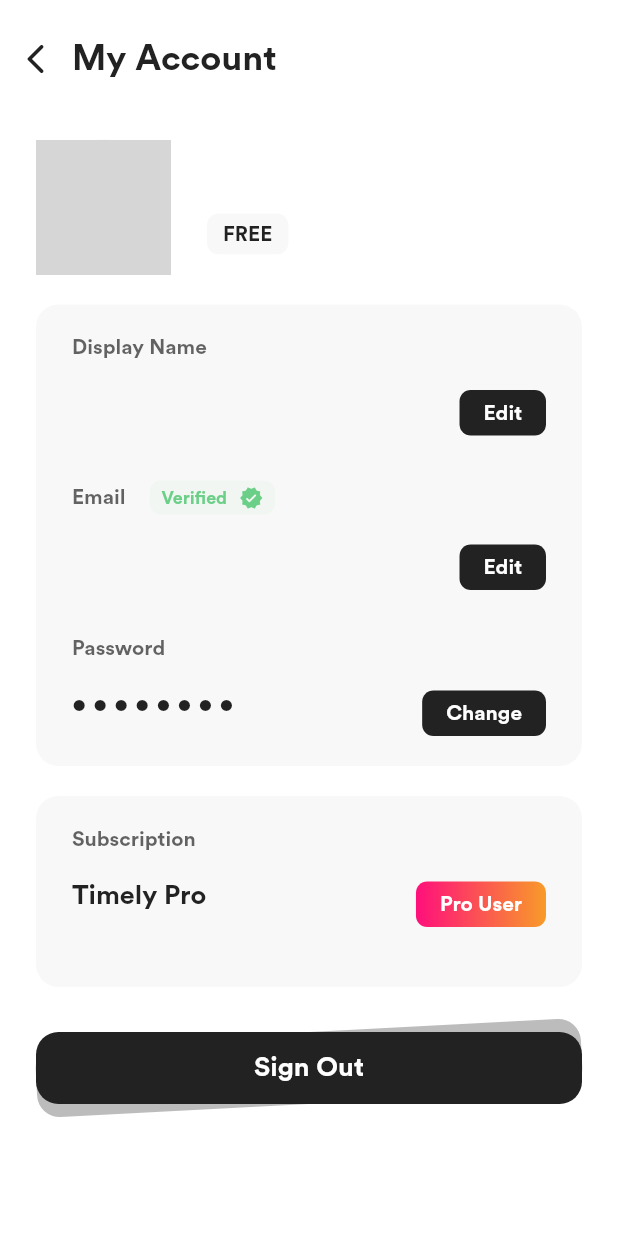
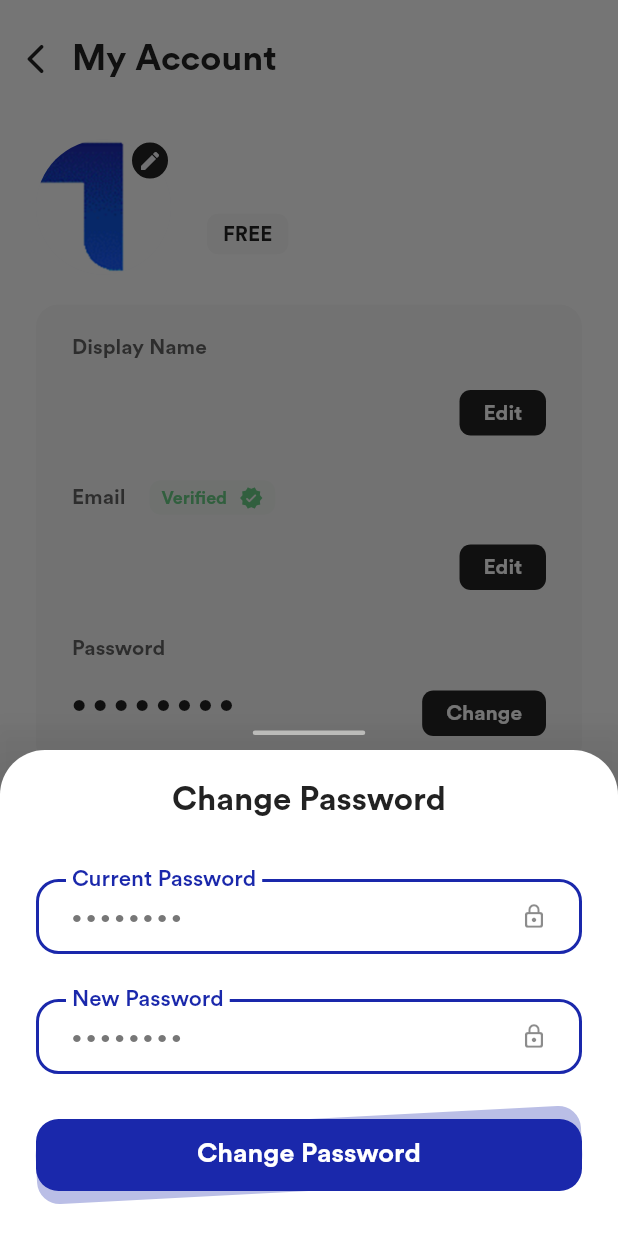
Before and after one commit to ijaspreetsinghh/Timely_Task_Manager, a Flutter app: the ProfileInformationPage screen opened by its route, after a tap on "Change", on a phone screen of 412 x 824 dp. Run offline on Flutter 3.47's test engine with Material 2 defaults, Android fonts, the phone set to English and light mode, and no system bars; our stand-ins replace cloud_firestore, date_picker_timeline, firebase_auth, firebase_core, stacked, syncfusion_flutter_calendar; accounts and stored records are empty; network calls fail; grey boxes are pictures that could not be loaded.

Commit message:
added profile updation and bottom navigation bar icons

```diff
--- a/lib/core/viewmodel/profileInformationPage_viewModel.dart
+++ b/lib/core/viewmodel/profileInformationPage_viewModel.dart
@@ -16,6 +16,7 @@
   );
   bool obscureText = true;
   void toggle() {
+    print('togl');
     obscureText = !obscureText;
     obscureText == true
         ? showPasswordIcon = Icon(
@@ -30,12 +31,14 @@
   }
 
   GlobalKey<FormState> updateEmailFormKey = GlobalKey();
+  GlobalKey<FormState> updatePasswordFormKey = GlobalKey();
   AutovalidateMode autoValidate = AutovalidateMode.onUserInteraction;
   TextEditingController nameController =
       TextEditingController(text: Services().auth.currentUser.displayName);
-  TextEditingController emailController = TextEditingController();
-  TextEditingController passwordController = TextEditingController();
-  TextEditingController currentPasswordController = TextEditingController();
+  TextEditingController emailController = TextEditingController(text: '');
+  TextEditingController passwordController = TextEditingController(text: '');
+  TextEditingController currentPasswordController =
+      TextEditingController(text: '');
 
   void updateNameFormValidator() {
     notifyListeners();
@@ -52,6 +55,14 @@
     }
   }
 
+  void updatePasswordFormValidator() {
+    notifyListeners();
+    if (updatePasswordFormKey.currentState.validate()) {
+      services.updatePassword(
+          currentPasswordController.text, passwordController.text);
+    }
+  }
+
   logOut() async {
     // services.initializeUser();
     await services.logOut();
@@ -61,16 +72,25 @@
     return services.nameValidator(value);
   }
 
-  String passwordValidator(value) {
-    return services.passwordValidator(value);
-  }
-
   String currentPasswordValidator(value) {
     if (value == null ||
         value.isEmpty ||
         value.length < 6 ||
         value.length > 30) {
       return 'Enter your current password.';
+    }
+    return null;
+  }
+
+  String newPasswordValidator(value) {
+    if (value == null || value.isEmpty) {
+      return '6-30 characters password';
+    } else if (value.length < 6) {
+      return 'Minimum 6 characters';
+    } else if (value.length > 30) {
+      return 'Maximum 30 characters';
+    } else if (value == currentPasswordController.text) {
+      return 'New password cannot not be same.';
     }
     return null;
   }
@@ -190,7 +210,7 @@
                           action: () {
                             updateNameFormValidator();
                           },
-                          title: 'Update',
+                          title: 'Update Name',
                           textColor: Colors.white,
                           buttonColor: kPrimaryColor,
                           buttonBackgroundColor: kPrimaryColor.withOpacity(.3),
@@ -380,7 +400,205 @@
                           action: () {
                             updateEmailFormValidator();
                           },
-                          title: 'Update',
+                          title: 'Update Email',
+                          textColor: Colors.white,
+                          buttonColor: kPrimaryColor,
+                          buttonBackgroundColor: kPrimaryColor.withOpacity(.3),
+                        ),
+                        SizedBox(
+                          height: kVPadding * 2,
+                        ),
+                      ],
+                    ),
+                  ),
+                ),
+              ],
+            ));
+  }
+
+  void showUpdatePassword({
+    BuildContext ctx,
+  }) {
+    showModalBottomSheet(
+        isScrollControlled: true,
+        elevation: 20,
+        backgroundColor: Colors.transparent,
+        context: ctx,
+        builder: (ctx) => Column(
+              mainAxisSize: MainAxisSize.min,
+              children: [
+                Container(
+                  decoration: BoxDecoration(
+                      color: Color(0xffbbbbb9),
+                      borderRadius: BorderRadius.circular(kBorderRadius)),
+                  height: 3,
+                  width: 75,
+                  alignment: AlignmentDirectional.center,
+                ),
+                SizedBox(
+                  height: kVPadding,
+                ),
+                Container(
+                  padding: EdgeInsets.fromLTRB(kHPadding * 1.5, kVPadding * 2,
+                      kHPadding * 1.5, kVPadding),
+                  decoration: BoxDecoration(
+                      color: Colors.white,
+                      borderRadius: BorderRadius.only(
+                          topLeft: Radius.circular(kBorderRadius * 2),
+                          topRight: Radius.circular(kBorderRadius * 2))),
+                  child: Form(
+                    key: updatePasswordFormKey,
+                    autovalidateMode: autoValidate,
+                    child: Column(
+                      mainAxisSize: MainAxisSize.min,
+                      crossAxisAlignment: CrossAxisAlignment.center,
+                      children: [
+                        FormHeading(title: 'Change Password'),
+                        SizedBox(
+                          height: kVPadding * 4,
+                        ),
+                        TextFormField(
+                          controller: currentPasswordController,
+                          inputFormatters: [
+                            FilteringTextInputFormatter.deny(RegExp(" ")),
+                          ],
+                          validator: (value) {
+                            return currentPasswordValidator(value);
+                          },
+                          autofocus: false,
+                          textInputAction: TextInputAction.done,
+                          cursorColor: kPrimaryColor,
+                          obscureText: obscureText,
+                          keyboardType: TextInputType.text,
+                          textCapitalization: TextCapitalization.words,
+                          style: kCircularStdText.copyWith(fontSize: 16),
+                          decoration: InputDecoration(
+                            errorStyle: kErrorTextStyle,
+                            errorBorder: OutlineInputBorder(
+                              borderRadius:
+                                  BorderRadius.circular(kBorderRadius),
+                              borderSide: BorderSide(
+                                color: kRedColor,
+                                width: 2,
+                              ),
+                            ),
+                            isDense: true,
+                            suffixIcon: IconButton(
+                              icon: showPasswordIcon,
+                              onPressed: () => toggle(),
+                              padding: EdgeInsets.only(right: kHPadding),
+                            ),
+                            hintText: '• • • • • • • •',
+                            hintStyle: kHintTextStyle.copyWith(fontSize: 12),
+                            contentPadding: EdgeInsets.symmetric(
+                                horizontal: kHPadding * 1.5,
+                                vertical: kVPadding * 1.7),
+                            floatingLabelBehavior: FloatingLabelBehavior.always,
+                            labelText: 'Current Password',
+                            labelStyle: kLabelTextStyle,
+                            border: OutlineInputBorder(
+                              borderRadius:
+                                  BorderRadius.circular(kBorderRadius),
+                              borderSide: BorderSide(
+                                width: 2,
+                                color: kPrimaryColor,
+                              ),
+                            ),
+                            enabledBorder: OutlineInputBorder(
+                              borderRadius:
+                                  BorderRadius.circular(kBorderRadius),
+                              borderSide: BorderSide(
+                                color: kPrimaryColor,
+                                width: 2,
+                              ),
+                            ),
+                            focusedBorder: OutlineInputBorder(
+                              borderRadius:
+                                  BorderRadius.circular(kBorderRadius),
+                              borderSide: BorderSide(
+                                color: kPrimaryColor,
+                                width: 2,
+                              ),
+                            ),
+                          ),
+                        ),
+                        SizedBox(
+                          height: kVPadding * 3,
+                        ),
+                        TextFormField(
+                          controller: passwordController,
+                          inputFormatters: [
+                            FilteringTextInputFormatter.deny(RegExp(" ")),
+                          ],
+                          validator: (value) {
+                            return newPasswordValidator(value);
+                          },
+                          autofocus: false,
+                          textInputAction: TextInputAction.done,
+                          cursorColor: kPrimaryColor,
+                          obscureText: obscureText,
+                          keyboardType: TextInputType.text,
+                          textCapitalization: TextCapitalization.words,
+                          style: kCircularStdText.copyWith(fontSize: 16),
+                          decoration: InputDecoration(
+                            errorStyle: kErrorTextStyle,
+                            errorBorder: OutlineInputBorder(
+                              borderRadius:
+                                  BorderRadius.circular(kBorderRadius),
+                              borderSide: BorderSide(
+                                color: kRedColor,
+                                width: 2,
+                              ),
+                            ),
+                            isDense: true,
+                            suffixIcon: IconButton(
+                              tooltip: 'hi',
+                              icon: showPasswordIcon,
+                              onPressed: () => toggle(),
+                              padding: EdgeInsets.only(right: kHPadding),
+                            ),
+                            hintText: '• • • • • • • •',
+                            hintStyle: kHintTextStyle.copyWith(fontSize: 12),
+                            contentPadding: EdgeInsets.symmetric(
+                                horizontal: kHPadding * 1.5,
+                                vertical: kVPadding * 1.7),
+                            floatingLabelBehavior: FloatingLabelBehavior.always,
+                            labelText: 'New Password',
+                            labelStyle: kLabelTextStyle,
+                            border: OutlineInputBorder(
+                              borderRadius:
+                                  BorderRadius.circular(kBorderRadius),
+                              borderSide: BorderSide(
+                                width: 2,
+                                color: kPrimaryColor,
+                              ),
+                            ),
+                            enabledBorder: OutlineInputBorder(
+                              borderRadius:
+                                  BorderRadius.circular(kBorderRadius),
+                              borderSide: BorderSide(
+                                color: kPrimaryColor,
+                                width: 2,
+                              ),
+                            ),
+                            focusedBorder: OutlineInputBorder(
+                              borderRadius:
+                                  BorderRadius.circular(kBorderRadius),
+                              borderSide: BorderSide(
+                                color: kPrimaryColor,
+                                width: 2,
+                              ),
+                            ),
+                          ),
+                        ),
+                        SizedBox(
+                          height: kVPadding * 3,
+                        ),
+                        PrimaryButton(
+                          action: () {
+                            updatePasswordFormValidator();
+                          },
+                          title: 'Change Password',
                           textColor: Colors.white,
                           buttonColor: kPrimaryColor,
                           buttonBackgroundColor: kPrimaryColor.withOpacity(.3),
--- a/lib/meta/view/Screens/MainAppPages/profileInformationPage.dart
+++ b/lib/meta/view/Screens/MainAppPages/profileInformationPage.dart
@@ -297,7 +297,8 @@
                           ProfileEntryField(
                             entryText: '• • • • • • • •',
                             buttonTitle: 'Change',
-                            action: () => print('changed'),
+                            action: () =>
+                                model.showUpdatePassword(ctx: context),
                           ),
                         ],
                       ),
```
Also changed, not shown: lib/core/services/services.dart (+41 -2 lines), lib/meta/view/Screens/MainAppPages/timelypagesdecider.dart (+32 -4 lines), assets/images/calendarBlue.png (renamed from assets/images/icons8-calendar-100.png).
